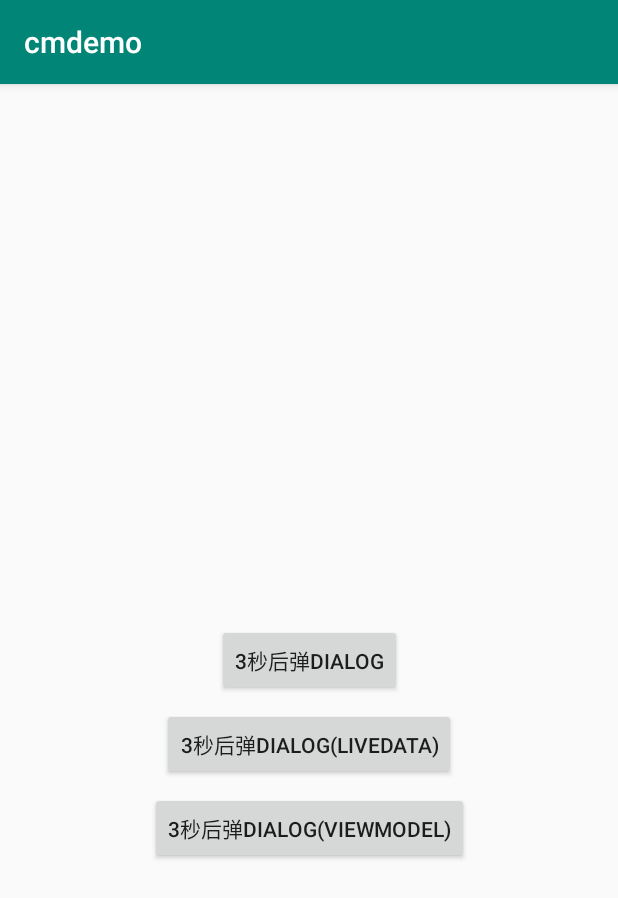
After one commit to 410063005/cmdemo, an Android app: the DialogWillCrashActivity screen opened directly, with no data from a screen before it, on a phone screen of 412 x 824 dp. The commit adds this screen. Shown: the top 898 px of the screen. Run offline under Robolectric (Android 15) with nearby library versions, the phone set to English and light mode, and no system bars.

Commit message:
Add - LiveData 在弹框中的应用

```diff
--- a/app/src/main/AndroidManifest.xml
+++ b/app/src/main/AndroidManifest.xml
@@ -26,6 +26,7 @@
         <activity android:name=".databinding.DataBindingDemo2Activity" />
         <activity android:name=".databinding.DataBindingAdapterActivity" />
         <activity android:name=".bitmap.BlurUIActivity" />
+        <activity android:name=".lifecycle.DialogWillCrashActivity" />
     </application>
 
 </manifest>
--- a/app/src/main/java/com/sunmoonblog/cmdemo/MainActivity.kt
+++ b/app/src/main/java/com/sunmoonblog/cmdemo/MainActivity.kt
@@ -11,6 +11,7 @@ import com.sunmoonblog.cmdemo.layout.ClAnimationActivity
 import com.sunmoonblog.cmdemo.layout.ClAnimationActivity2
 import com.sunmoonblog.cmdemo.layout.ClAnimationParallaxActivity
 import com.sunmoonblog.cmdemo.layout.ClAnimationSimpleActivity
+import com.sunmoonblog.cmdemo.lifecycle.DialogWillCrashActivity
 import com.sunmoonblog.cmdemo.lifecycle.ForegroundMonitorActivity
 
 class MainActivity : AppCompatActivity() {
@@ -18,6 +19,10 @@ class MainActivity : AppCompatActivity() {
     override fun onCreate(savedInstanceState: Bundle?) {
         super.onCreate(savedInstanceState)
         setContentView(R.layout.activity_main)
+    }
+
+    fun clLiveDataDialog(view: View) {
+        DialogWillCrashActivity.start(this)
     }
 
     fun clBlur(view: View) {
--- /dev/null
+++ b/app/src/main/java/com/sunmoonblog/cmdemo/lifecycle/DialogWillCrashActivity.kt
@@ -0,0 +1,86 @@
+package com.sunmoonblog.cmdemo.lifecycle
+
+import android.arch.lifecycle.MutableLiveData
+import android.arch.lifecycle.Observer
+import android.arch.lifecycle.ViewModelProviders
+import android.content.Context
+import android.content.Intent
+import android.os.Bundle
+import android.support.v7.app.AppCompatActivity
+import android.widget.Toast
+import com.sunmoonblog.cmdemo.R
+import kotlinx.android.synthetic.main.activity_dialog_will_crash.*
+
+class DialogWillCrashActivity : AppCompatActivity() {
+
+    private val liveData = MutableLiveData<Int>()
+
+    private lateinit var viewModel: ShowDialogViewModel
+
+    override fun onCreate(savedInstanceState: Bundle?) {
+        super.onCreate(savedInstanceState)
+        setContentView(R.layout.activity_dialog_will_crash)
+
+        // 这里会有 crash
+        button.setOnClickListener {
+
+            button.postDelayed({
+                Toast.makeText(this@DialogWillCrashActivity, "button message", Toast.LENGTH_SHORT).show()
+                showMyDialogFragment()
+            }, 3000)
+
+        }
+
+        // 使用 LiveData 避免 crash
+        subscribeUi()
+        button2.setOnClickListener {
+
+            button2.postDelayed({
+                Toast.makeText(this@DialogWillCrashActivity, "button2 message", Toast.LENGTH_SHORT).show()
+                liveData.value = 1
+            }, 3000)
+
+        }
+
+        // 使用 ViewModel
+        viewModel = ViewModelProviders.of(this, ShowDialogViewModelFactory).get(ShowDialogViewModel::class.java)
+        subscribeUiForViewModel()
+        button3.setOnClickListener {
+            button3.postDelayed({
+                Toast.makeText(this@DialogWillCrashActivity, "button3 message", Toast.LENGTH_SHORT).show()
+                viewModel.showDf()
+            }, 3000)
+        }
+
+    }
+
+    private fun showMyDialogFragment() {
+        val d = MyDialogFragment()
+        d.show(supportFragmentManager, "test")
+    }
+
+    private fun subscribeUi() {
+        liveData.observe(this, Observer {
+            if (it != null) {
+                showMyDialogFragment()
+            }
+        })
+    }
+
+    private fun subscribeUiForViewModel() {
+        viewModel.getLiveData().observe(this, Observer {
+            if (it != null) {
+                showMyDialogFragment()
+                viewModel.haveShowed()
+            }
+        })
+    }
+
+    companion object {
+
+        fun start(context: Context) {
+            val intent = Intent(context, DialogWillCrashActivity::class.java)
+            context.startActivity(intent)
+        }
+    }
+}
--- /dev/null
+++ b/app/src/main/java/com/sunmoonblog/cmdemo/lifecycle/ShowDialogViewModel.kt
@@ -0,0 +1,29 @@
+package com.sunmoonblog.cmdemo.lifecycle
+
+import android.arch.lifecycle.LiveData
+import android.arch.lifecycle.MutableLiveData
+import android.arch.lifecycle.ViewModel
+import android.arch.lifecycle.ViewModelProvider
+
+class ShowDialogViewModel(private val liveData: MutableLiveData<Int>) : ViewModel() {
+
+    fun getLiveData(): LiveData<Int> {
+        return liveData
+    }
+
+    fun showDf() {
+        liveData.value = 1
+    }
+
+    fun haveShowed() {
+        liveData.value = null
+    }
+}
+
+object ShowDialogViewModelFactory : ViewModelProvider.Factory {
+
+    private val liveData = MutableLiveData<Int>()
+
+    @Suppress("UNCHECKED_CAST")
+    override fun <T : ViewModel> create(modelClass: Class<T>): T = ShowDialogViewModel(liveData) as T
+}
--- /dev/null
+++ b/app/src/main/res/layout/activity_dialog_will_crash.xml
@@ -0,0 +1,56 @@
+<?xml version="1.0" encoding="utf-8"?>
+<android.support.constraint.ConstraintLayout xmlns:android="http://schemas.android.com/apk/res/android"
+    xmlns:app="http://schemas.android.com/apk/res-auto"
+    android:layout_width="match_parent"
+    android:layout_height="match_parent">
+
+    <Button
+        android:id="@+id/button"
+        android:layout_width="wrap_content"
+        android:layout_height="wrap_content"
+        android:layout_marginTop="8dp"
+        android:layout_marginBottom="8dp"
+        android:text="3秒后弹Dialog"
+        app:layout_constraintBottom_toBottomOf="@+id/content"
+        app:layout_constraintEnd_toEndOf="parent"
+        app:layout_constraintHorizontal_bias="0.5"
+        app:layout_constraintStart_toStartOf="parent"
+        app:layout_constraintTop_toTopOf="parent" />
+
+    <Button
+        android:id="@+id/button2"
+        android:layout_width="wrap_content"
+        android:layout_height="wrap_content"
+        android:layout_marginTop="8dp"
+        android:layout_marginBottom="8dp"
+        android:text="3秒后弹Dialog(LiveData)"
+        app:layout_constraintEnd_toEndOf="parent"
+        app:layout_constraintHorizontal_bias="0.5"
+        app:layout_constraintStart_toStartOf="parent"
+        app:layout_constraintTop_toBottomOf="@id/button" />
+
+    <Button
+        android:id="@+id/button3"
+        android:layout_width="wrap_content"
+        android:layout_height="wrap_content"
+        android:layout_marginTop="8dp"
+        android:layout_marginBottom="8dp"
+        android:text="3秒后弹Dialog(ViewModel)"
+        app:layout_constraintEnd_toEndOf="parent"
+        app:layout_constraintHorizontal_bias="0.5"
+        app:layout_constraintStart_toStartOf="parent"
+        app:layout_constraintTop_toBottomOf="@id/button2" />
+
+    <FrameLayout
+        android:id="@+id/content"
+        android:layout_width="0dp"
+        android:layout_height="0dp"
+        app:layout_constraintBottom_toBottomOf="parent"
+        app:layout_constraintEnd_toEndOf="parent"
+        app:layout_constraintStart_toStartOf="parent"
+        app:layout_constraintTop_toTopOf="parent">
+
+    </FrameLayout>
+
+
+</android.support.constraint.ConstraintLayout>
```
Also changed, not shown: app/src/main/java/com/sunmoonblog/cmdemo/lifecycle/MyDialogFragment.kt (added, +16 -0 lines), app/src/main/res/layout/content_main.xml (+13 -0 lines), app/src/main/res/layout/dialog_will_crash.xml (added, +22 -0 lines).
